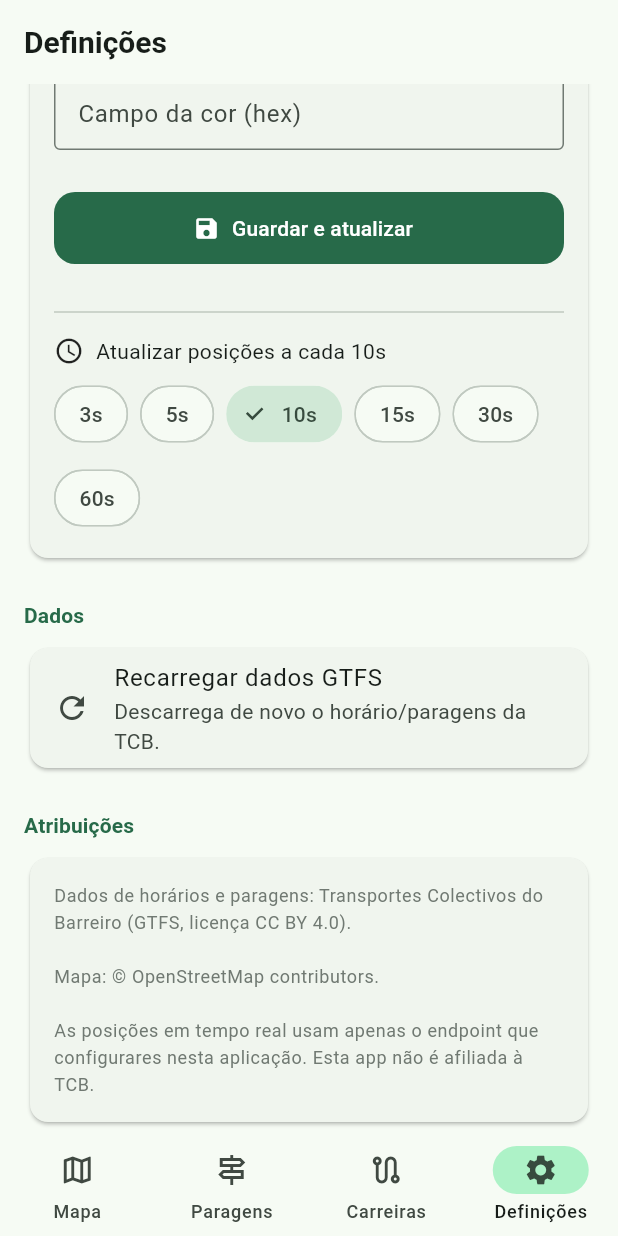
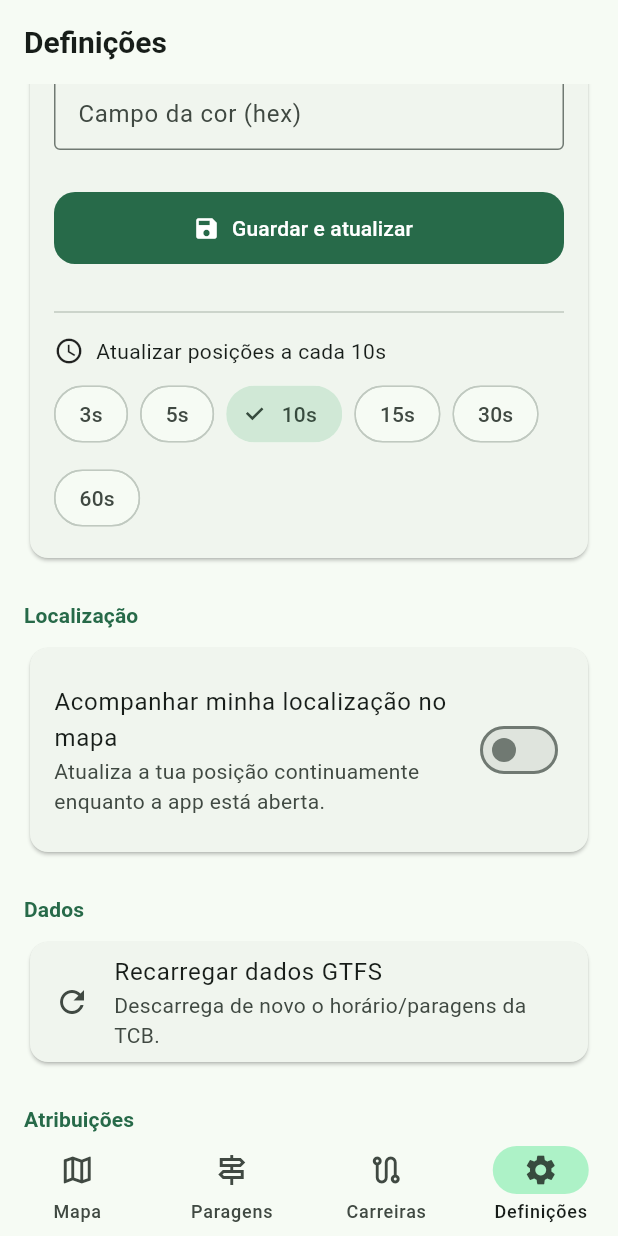
Before and after one commit to diego-57com/tcb-live, a Flutter app: the screen it shows after launch, item 4 of the bottom bar chosen, scrolled down 576 dp, on a phone screen of 412 x 824 dp. Run offline on Flutter 3.47's test engine with Material 3 defaults, Android fonts, the phone set to English and light mode, and no system bars; our stand-ins replace flutter_map, geolocator, latlong2, shared_preferences; network calls fail.

Commit message:
feat: localizacao continua e filtro por sentido da carreira

```diff
--- a/lib/screens/settings_screen.dart
+++ b/lib/screens/settings_screen.dart
@@ -165,6 +165,27 @@ class _SettingsScreenState extends State<SettingsScreen> {
             ),
           ),
           const SizedBox(height: 24),
+          _sectionTitle(context, 'Localização'),
+          Card(
+            child: Padding(
+              padding: const EdgeInsets.all(16),
+              child: Column(
+                crossAxisAlignment: CrossAxisAlignment.stretch,
+                children: [
+                  SwitchListTile(
+                    contentPadding: EdgeInsets.zero,
+                    title: const Text('Acompanhar minha localização no mapa'),
+                    subtitle: const Text(
+                      'Atualiza a tua posição continuamente enquanto a app está aberta.',
+                    ),
+                    value: app.locationTracking,
+                    onChanged: (v) => app.setLocationTracking(v),
+                  ),
+                ],
+              ),
+            ),
+          ),
+          const SizedBox(height: 24),
           _sectionTitle(context, 'Dados'),
           Card(
             child: ListTile(
```
